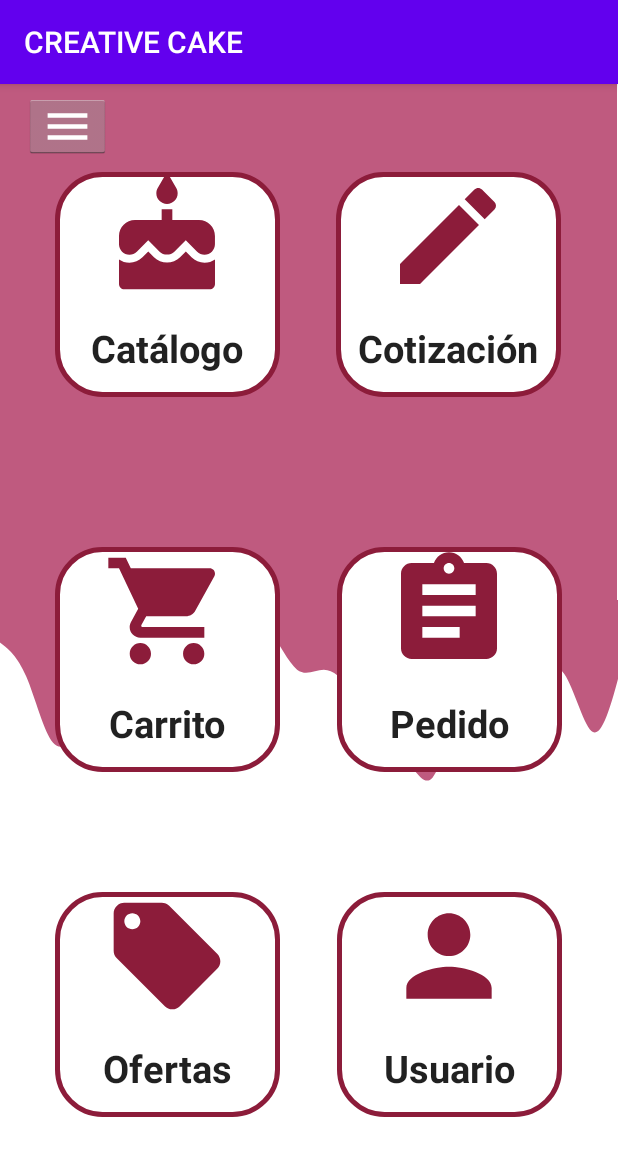
After one commit to DanielBarrios9s9/CRECAKE, an Android app: the Inicio_cliente screen opened directly, with no data from a screen before it, on a phone screen of 412 x 824 dp. The commit adds this screen. Shown: the top 1156 px of the screen. Run offline under Robolectric (Android 15) with nearby library versions, the phone set to English and light mode, and no system bars.

Commit message:
Se agrega la interfaz de inicio del cliente con sus respectivas opciones. By:Paula

```diff
--- a/app/src/main/AndroidManifest.xml
+++ b/app/src/main/AndroidManifest.xml
@@ -9,6 +9,7 @@
         android:roundIcon="@mipmap/ic_launcher_round"
         android:supportsRtl="true"
         android:theme="@style/AppTheme">
+        <activity android:name=".Inicio_cliente"></activity>
         <activity
             android:name=".MainActivity"
             android:label="@string/app_name"
--- /dev/null
+++ b/app/src/main/java/com/example/creativecake/Inicio_cliente.java
@@ -0,0 +1,14 @@
+package com.example.creativecake;
+
+import androidx.appcompat.app.AppCompatActivity;
+
+import android.os.Bundle;
+
+public class Inicio_cliente extends AppCompatActivity {
+
+    @Override
+    protected void onCreate(Bundle savedInstanceState) {
+        super.onCreate(savedInstanceState);
+        setContentView(R.layout.activity_inicio_cliente);
+    }
+}
--- /dev/null
+++ b/app/src/main/res/drawable/ic_baseline_assignment_24.xml
@@ -0,0 +1,5 @@
+<vector android:height="85dp" android:tint="#8C1C3A"
+    android:viewportHeight="24" android:viewportWidth="24"
+    android:width="85dp" xmlns:android="http://schemas.android.com/apk/res/android">
+    <path android:fillColor="@android:color/white" android:pathData="M19,3h-4.18C14.4,1.84 13.3,1 12,1c-1.3,0 -2.4,0.84 -2.82,2L5,3c-1.1,0 -2,0.9 -2,2v14c0,1.1 0.9,2 2,2h14c1.1,0 2,-0.9 2,-2L21,5c0,-1.1 -0.9,-2 -2,-2zM12,3c0.55,0 1,0.45 1,1s-0.45,1 -1,1 -1,-0.45 -1,-1 0.45,-1 1,-1zM14,17L7,17v-2h7v2zM17,13L7,13v-2h10v2zM17,9L7,9L7,7h10v2z"/>
+</vector>
--- /dev/null
+++ b/app/src/main/res/drawable/ic_baseline_cake_24.xml
@@ -0,0 +1,5 @@
+<vector android:height="85dp" android:tint="#8C1C3A"
+    android:viewportHeight="24" android:viewportWidth="24"
+    android:width="85dp" xmlns:android="http://schemas.android.com/apk/res/android">
+    <path android:fillColor="@android:color/white" android:pathData="M12,6c1.11,0 2,-0.9 2,-2 0,-0.38 -0.1,-0.73 -0.29,-1.03L12,0l-1.71,2.97c-0.19,0.3 -0.29,0.65 -0.29,1.03 0,1.1 0.9,2 2,2zM16.6,15.99l-1.07,-1.07 -1.08,1.07c-1.3,1.3 -3.58,1.31 -4.89,0l-1.07,-1.07 -1.09,1.07C6.75,16.64 5.88,17 4.96,17c-0.73,0 -1.4,-0.23 -1.96,-0.61L3,21c0,0.55 0.45,1 1,1h16c0.55,0 1,-0.45 1,-1v-4.61c-0.56,0.38 -1.23,0.61 -1.96,0.61 -0.92,0 -1.79,-0.36 -2.44,-1.01zM18,9h-5L13,7h-2v2L6,9c-1.66,0 -3,1.34 -3,3v1.54c0,1.08 0.88,1.96 1.96,1.96 0.52,0 1.02,-0.2 1.38,-0.57l2.14,-2.13 2.13,2.13c0.74,0.74 2.03,0.74 2.77,0l2.14,-2.13 2.13,2.13c0.37,0.37 0.86,0.57 1.38,0.57 1.08,0 1.96,-0.88 1.96,-1.96L20.99,12C21,10.34 19.66,9 18,9z"/>
+</vector>
--- /dev/null
+++ b/app/src/main/res/drawable/ic_baseline_create_24.xml
@@ -0,0 +1,5 @@
+<vector android:height="85dp" android:tint="#8C1C3A"
+    android:viewportHeight="24" android:viewportWidth="24"
+    android:width="85dp" xmlns:android="http://schemas.android.com/apk/res/android">
+    <path android:fillColor="@android:color/white" android:pathData="M3,17.25V21h3.75L17.81,9.94l-3.75,-3.75L3,17.25zM20.71,7.04c0.39,-0.39 0.39,-1.02 0,-1.41l-2.34,-2.34c-0.39,-0.39 -1.02,-0.39 -1.41,0l-1.83,1.83 3.75,3.75 1.83,-1.83z"/>
+</vector>
--- /dev/null
+++ b/app/src/main/res/drawable/ic_baseline_local_offer_24.xml
@@ -0,0 +1,5 @@
+<vector android:height="85dp" android:tint="#8C1C3A"
+    android:viewportHeight="24" android:viewportWidth="24"
+    android:width="85dp" xmlns:android="http://schemas.android.com/apk/res/android">
+    <path android:fillColor="@android:color/white" android:pathData="M21.41,11.58l-9,-9C12.05,2.22 11.55,2 11,2H4c-1.1,0 -2,0.9 -2,2v7c0,0.55 0.22,1.05 0.59,1.42l9,9c0.36,0.36 0.86,0.58 1.41,0.58 0.55,0 1.05,-0.22 1.41,-0.59l7,-7c0.37,-0.36 0.59,-0.86 0.59,-1.41 0,-0.55 -0.23,-1.06 -0.59,-1.42zM5.5,7C4.67,7 4,6.33 4,5.5S4.67,4 5.5,4 7,4.67 7,5.5 6.33,7 5.5,7z"/>
+</vector>
--- /dev/null
+++ b/app/src/main/res/drawable/ic_baseline_menu_24.xml
@@ -0,0 +1,5 @@
+<vector android:height="35dp" android:tint="#FFFFFF"
+    android:viewportHeight="24" android:viewportWidth="24"
+    android:width="35dp" xmlns:android="http://schemas.android.com/apk/res/android">
+    <path android:fillColor="@android:color/white" android:pathData="M3,18h18v-2L3,16v2zM3,13h18v-2L3,11v2zM3,6v2h18L21,6L3,6z"/>
+</vector>
--- /dev/null
+++ b/app/src/main/res/drawable/ic_baseline_shopping_cart_24.xml
@@ -0,0 +1,5 @@
+<vector android:height="85dp" android:tint="#8C1C3A"
+    android:viewportHeight="24" android:viewportWidth="24"
+    android:width="85dp" xmlns:android="http://schemas.android.com/apk/res/android">
+    <path android:fillColor="@android:color/white" android:pathData="M7,18c-1.1,0 -1.99,0.9 -1.99,2S5.9,22 7,22s2,-0.9 2,-2 -0.9,-2 -2,-2zM1,2v2h2l3.6,7.59 -1.35,2.45c-0.16,0.28 -0.25,0.61 -0.25,0.96 0,1.1 0.9,2 2,2h12v-2L7.42,15c-0.14,0 -0.25,-0.11 -0.25,-0.25l0.03,-0.12 0.9,-1.63h7.45c0.75,0 1.41,-0.41 1.75,-1.03l3.58,-6.49c0.08,-0.14 0.12,-0.31 0.12,-0.48 0,-0.55 -0.45,-1 -1,-1L5.21,4l-0.94,-2L1,2zM17,18c-1.1,0 -1.99,0.9 -1.99,2s0.89,2 1.99,2 2,-0.9 2,-2 -0.9,-2 -2,-2z"/>
+</vector>
--- /dev/null
+++ b/app/src/main/res/drawable/ic_baseline_user.xml
@@ -0,0 +1,5 @@
+<vector android:height="85dp" android:tint="#8C1C3A"
+    android:viewportHeight="24" android:viewportWidth="24"
+    android:width="85dp" xmlns:android="http://schemas.android.com/apk/res/android">
+    <path android:fillColor="@android:color/white" android:pathData="M12,12c2.21,0 4,-1.79 4,-4s-1.79,-4 -4,-4 -4,1.79 -4,4 1.79,4 4,4zM12,14c-2.67,0 -8,1.34 -8,4v2h16v-2c0,-2.66 -5.33,-4 -8,-4z"/>
+</vector>
--- /dev/null
+++ b/app/src/main/res/drawable/ic_wave.xml
@@ -0,0 +1,9 @@
+<vector xmlns:android="http://schemas.android.com/apk/res/android"
+    android:width="1440dp"
+    android:height="320dp"
+    android:viewportWidth="1440"
+    android:viewportHeight="320">
+  <path
+      android:pathData="M0,64L10.4,69.3C20.9,75 42,85 63,117.3C83.5,149 104,203 125,218.7C146.1,235 167,213 188,213.3C208.7,213 230,235 250,213.3C271.3,192 292,128 313,106.7C333.9,85 355,107 376,96C396.5,85 417,43 438,58.7C459.1,75 480,149 501,154.7C521.7,160 543,96 563,64C584.3,32 605,32 626,48C647,64 668,96 689,106.7C709.6,117 730,107 751,106.7C772.2,107 793,117 814,144C834.8,171 856,213 877,229.3C897.4,245 918,235 939,245.3C960,256 981,288 1002,272C1022.6,256 1043,192 1064,165.3C1085.2,139 1106,149 1127,165.3C1147.8,181 1169,203 1190,192C1210.4,181 1231,139 1252,117.3C1273,96 1294,96 1315,122.7C1335.7,149 1357,203 1377,202.7C1398.3,203 1419,149 1430,122.7L1440,96L1440,0L1429.6,0C1419.1,0 1398,0 1377,0C1356.5,0 1336,0 1315,0C1293.9,0 1273,0 1252,0C1231.3,0 1210,0 1190,0C1168.7,0 1148,0 1127,0C1106.1,0 1085,0 1064,0C1043.5,0 1023,0 1002,0C980.9,0 960,0 939,0C918.3,0 897,0 877,0C855.7,0 835,0 814,0C793,0 772,0 751,0C730.4,0 710,0 689,0C667.8,0 647,0 626,0C605.2,0 584,0 563,0C542.6,0 522,0 501,0C480,0 459,0 438,0C417.4,0 397,0 376,0C354.8,0 334,0 313,0C292.2,0 271,0 250,0C229.6,0 209,0 188,0C167,0 146,0 125,0C104.3,0 83,0 63,0C41.7,0 21,0 10,0L0,0Z"
+      android:fillColor="#BF5A7F"/>
+</vector>
--- /dev/null
+++ b/app/src/main/res/drawable/redondez_botones.xml
@@ -0,0 +1,8 @@
+<?xml version="1.0" encoding="utf-8"?>
+<shape xmlns:android="http://schemas.android.com/apk/res/android">
+
+    <solid android:color="#FFFFFF"></solid>
+    <corners android:radius="30dp"></corners>
+    <stroke android:color="#8C1C3A" android:width="3dp"></stroke>
+
+</shape>
--- /dev/null
+++ b/app/src/main/res/layout-v23/activity_inicio_cliente.xml
@@ -0,0 +1,203 @@
+<?xml version="1.0" encoding="utf-8"?>
+<androidx.constraintlayout.widget.ConstraintLayout xmlns:android="http://schemas.android.com/apk/res/android"
+    xmlns:app="http://schemas.android.com/apk/res-auto"
+    xmlns:tools="http://schemas.android.com/tools"
+    android:id="@+id/coordinatorLayout"
+    android:layout_width="match_parent"
+    android:layout_height="match_parent"
+    android:background="#FFFFFF"
+    android:clickable="true"
+    android:focusable="true"
+    tools:context=".Inicio_cliente">
+
+    <View
+        android:id="@+id/view2"
+        android:layout_width="411dp"
+        android:layout_height="345dp"
+        android:background="#FFFFFF"
+        android:backgroundTint="#BF5A7F"
+        app:layout_constraintBottom_toBottomOf="parent"
+        app:layout_constraintEnd_toEndOf="parent"
+        app:layout_constraintHorizontal_bias="0.0"
+        app:layout_constraintStart_toStartOf="parent"
+        app:layout_constraintTop_toTopOf="parent"
+        app:layout_constraintVertical_bias="0.0" />
+
+    <View
+        android:id="@+id/view3"
+        android:layout_width="415dp"
+        android:layout_height="139dp"
+        android:layout_marginTop="344dp"
+        android:foreground="@drawable/ic_wave"
+        app:layout_constraintEnd_toEndOf="parent"
+        app:layout_constraintHorizontal_bias="0.533"
+        app:layout_constraintStart_toStartOf="parent"
+        app:layout_constraintTop_toTopOf="parent" />
+
+    <Button
+        android:id="@+id/Boton_Catalogo"
+        style="@style/Widget.AppCompat.Button"
+        android:layout_width="150dp"
+        android:layout_height="150dp"
+        android:alpha="1"
+        android:background="@drawable/redondez_botones"
+        android:backgroundTintMode="multiply"
+        android:drawableTop="@drawable/ic_baseline_cake_24"
+        android:elevation="100sp"
+        android:gravity="center"
+        android:outlineProvider="none"
+        android:singleLine="true"
+        android:soundEffectsEnabled="true"
+        android:text="@string/cat_logo"
+        android:textAppearance="@style/TextAppearance.AppCompat.Large"
+        android:textSize="25sp"
+        android:textStyle="bold"
+        app:layout_constraintBottom_toBottomOf="@+id/view2"
+        app:layout_constraintEnd_toEndOf="@+id/view2"
+        app:layout_constraintHorizontal_bias="0.141"
+        app:layout_constraintStart_toStartOf="@+id/view2"
+        app:layout_constraintTop_toTopOf="@+id/view2"
+        app:layout_constraintVertical_bias="0.302" />
+
+    <Button
+        android:id="@+id/Boton_Cotizacion"
+        style="@style/Widget.AppCompat.Button"
+        android:layout_width="150dp"
+        android:layout_height="150dp"
+        android:alpha="1"
+        android:background="@drawable/redondez_botones"
+        android:backgroundTintMode="multiply"
+        android:drawableTop="@drawable/ic_baseline_create_24"
+        android:elevation="100sp"
+        android:gravity="center"
+        android:outlineProvider="none"
+        android:singleLine="true"
+        android:soundEffectsEnabled="true"
+        android:text="@string/cotizaci_n"
+        android:textAppearance="@style/TextAppearance.AppCompat.Large"
+        android:textSize="25sp"
+        android:textStyle="bold"
+        app:layout_constraintBottom_toBottomOf="@+id/view2"
+        app:layout_constraintEnd_toEndOf="@+id/view2"
+        app:layout_constraintHorizontal_bias="0.858"
+        app:layout_constraintStart_toStartOf="@+id/view2"
+        app:layout_constraintTop_toTopOf="@+id/view2"
+        app:layout_constraintVertical_bias="0.302" />
+
+    <Button
+        android:id="@+id/button_carrito"
+        style="@style/Widget.AppCompat.Button"
+        android:layout_width="150dp"
+        android:layout_height="150dp"
+        android:alpha="1"
+        android:background="@drawable/redondez_botones"
+        android:backgroundTintMode="multiply"
+        android:drawableTop="@drawable/ic_baseline_shopping_cart_24"
+        android:elevation="100sp"
+        android:gravity="center"
+        android:outlineProvider="none"
+        android:singleLine="true"
+        android:soundEffectsEnabled="true"
+        android:text="@string/carrito"
+        android:textAppearance="@style/TextAppearance.AppCompat.Large"
+        android:textSize="25sp"
+        android:textStyle="bold"
+        app:layout_constraintBottom_toBottomOf="parent"
+        app:layout_constraintEnd_toEndOf="parent"
+        app:layout_constraintHorizontal_bias="0.141"
+        app:layout_constraintStart_toStartOf="parent"
+        app:layout_constraintTop_toTopOf="@+id/view2"
+        app:layout_constraintVertical_bias="0.499" />
+
+    <Button
+        android:id="@+id/button_pedido"
+        style="@style/Widget.AppCompat.Button"
+        android:layout_width="150dp"
+        android:layout_height="150dp"
+        android:alpha="1"
+        android:background="@drawable/redondez_botones"
+        android:backgroundTintMode="multiply"
+        android:drawableTop="@drawable/ic_baseline_assignment_24"
+        android:elevation="100sp"
+        android:gravity="center"
+        android:outlineProvider="none"
+        android:singleLine="true"
+        android:soundEffectsEnabled="true"
+        android:text="@string/pedido"
+        android:textAppearance="@style/TextAppearance.AppCompat.Large"
+        android:textSize="25sp"
+        android:textStyle="bold"
+        app:layout_constraintBottom_toBottomOf="parent"
+        app:layout_constraintEnd_toEndOf="parent"
+        app:layout_constraintHorizontal_bias="0.858"
+        app:layout_constraintStart_toStartOf="parent"
+        app:layout_constraintTop_toTopOf="@+id/view2"
+        app:layout_constraintVertical_bias="0.499" />
+
+    <Button
+        android:id="@+id/button_ofertas"
+        style="@style/Widget.AppCompat.Button"
+        android:layout_width="150dp"
+        android:layout_height="150dp"
+        android:alpha="1"
+        android:background="@drawable/redondez_botones"
+        android:backgroundTintMode="multiply"
+        android:drawableTop="@drawable/ic_baseline_local_offer_24"
+        android:elevation="100sp"
+        android:gravity="center"
+        android:outlineProvider="none"
+        android:singleLine="true"
+        android:soundEffectsEnabled="true"
+        android:text="@string/ofertas"
+        android:textAppearance="@style/TextAppearance.AppCompat.Large"
+        android:textSize="25sp"
+        android:textStyle="bold"
+        app:layout_constraintBottom_toBottomOf="parent"
+        app:layout_constraintEnd_toEndOf="parent"
+        app:layout_constraintHorizontal_bias="0.141"
+        app:layout_constraintStart_toStartOf="parent"
+        app:layout_constraintTop_toTopOf="@+id/view2"
+        app:layout_constraintVertical_bias="0.872" />
+
+    <Button
+        android:id="@+id/button_usuario"
+        style="@style/Widget.AppCompat.Button"
+        android:layout_width="150dp"
+        android:layout_height="150dp"
+        android:alpha="1"
+        android:background="@drawable/redondez_botones"
+        android:backgroundTintMode="multiply"
+        android:drawableTop="@drawable/ic_baseline_user"
+        android:elevation="100sp"
+        android:gravity="center"
+        android:outlineProvider="none"
+        android:singleLine="true"
+        android:soundEffectsEnabled="true"
+        android:text="@string/usuario"
+        android:textAppearance="@style/TextAppearance.AppCompat.Large"
+        android:textSize="25sp"
+        android:textStyle="bold"
+        app:layout_constraintBottom_toBottomOf="parent"
+        app:layout_constraintEnd_toEndOf="parent"
+        app:layout_constraintHorizontal_bias="0.858"
+        app:layout_constraintStart_toStartOf="parent"
+        app:layout_constraintTop_toTopOf="@+id/view2"
+        app:layout_constraintVertical_bias="0.872" />
+
+    <ImageButton
+        android:id="@+id/opciones"
+        style="@android:style/Widget.Holo.Light.ImageButton"
+        android:layout_width="58dp"
+        android:layout_height="43dp"
+        android:layout_marginStart="16dp"
+        android:contentDescription="@string/todo"
+        android:tint="#FFFFFF"
+        app:layout_constraintBottom_toBottomOf="@+id/view2"
+        app:layout_constraintEnd_toEndOf="parent"
+        app:layout_constraintHorizontal_bias="0.0"
+        app:layout_constraintStart_toStartOf="@+id/view2"
+        app:layout_constraintTop_toTopOf="@+id/view2"
+        app:layout_constraintVertical_bias="0.023"
+        app:srcCompat="@drawable/ic_baseline_menu_24" />
+
+</androidx.constraintlayout.widget.ConstraintLayout>
--- a/app/src/main/res/values/strings.xml
+++ b/app/src/main/res/values/strings.xml
@@ -2,4 +2,11 @@
     <string name="app_name">CREATIVE CAKE</string>
     <string name="tab_text_1">Tab 1</string>
     <string name="tab_text_2">Tab 2</string>
+    <string name="todo">Todo</string>
+    <string name="usuario">Usuario</string>
+    <string name="ofertas">Ofertas</string>
+    <string name="pedido">Pedido</string>
+    <string name="carrito">Carrito</string>
+    <string name="cotizaci_n">Cotización</string>
+    <string name="cat_logo">Catálogo</string>
 </resources>
```
